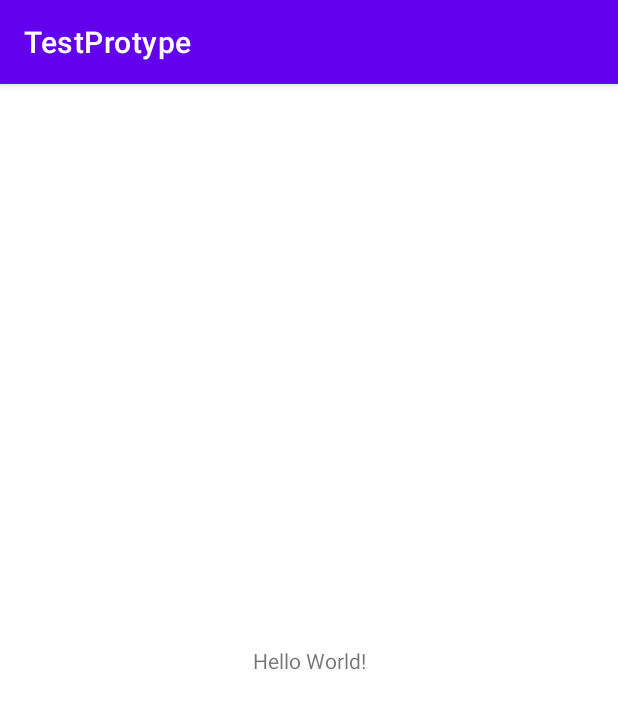
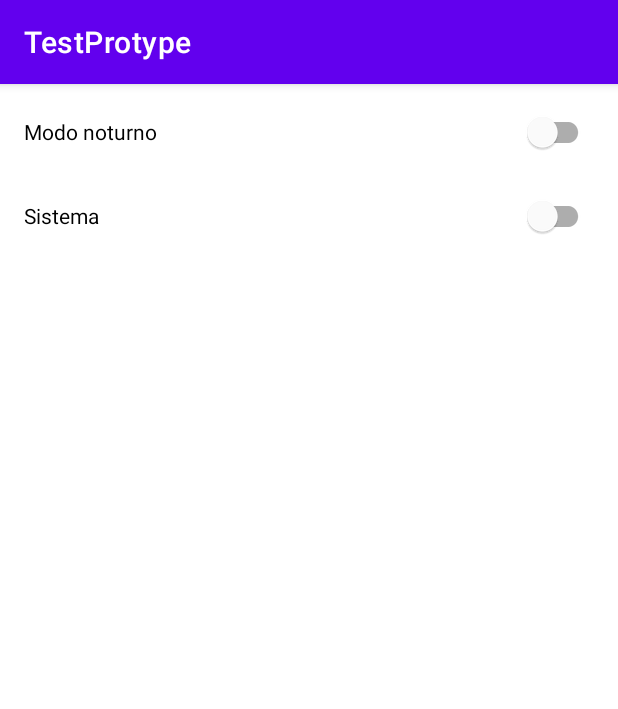
Before and after one commit to TomazSouza/TestProtype, an Android app: the screen it shows after launch (MainActivity), on a phone screen of 412 x 824 dp. Shown: the top 709 px of the screen. Run offline under Robolectric (Android 15) with nearby library versions, the phone set to English and light mode, and no system bars.

```diff
--- a/app/build.gradle
+++ b/app/build.gradle
@@ -4,6 +4,7 @@ plugins {
 
 android {
     compileSdk 32
+    buildToolsVersion '32.0.0'
 
     defaultConfig {
         applicationId "br.com.promobit.testprotype"
@@ -29,19 +30,6 @@ android {
         targetCompatibility JavaVersion.VERSION_1_8
     }
 
-//    productFlavors {
-//        regular {}
-//
-//        demo {
-//            applicationIdSuffix = ".demo"
-//        }
-//
-//        winter {
-//            applicationId "br.com.promobit.wintertestprotype"
-//            versionCode 1
-//            versionName "1.0.0"
-//        }
-//    }
 }
 
 dependencies {
--- a/app/src/main/java/br/com/promobit/testprotype/MainActivity.java
+++ b/app/src/main/java/br/com/promobit/testprotype/MainActivity.java
@@ -1,8 +1,13 @@
 package br.com.promobit.testprotype;
 
 import androidx.appcompat.app.AppCompatActivity;
+import androidx.appcompat.app.AppCompatDelegate;
 
 import android.os.Bundle;
+import android.widget.CompoundButton;
+import android.widget.Toast;
+
+import com.google.android.material.switchmaterial.SwitchMaterial;
 
 public class MainActivity extends AppCompatActivity {
 
@@ -10,5 +15,20 @@ public class MainActivity extends AppCompatActivity {
     protected void onCreate(Bundle savedInstanceState) {
         super.onCreate(savedInstanceState);
         setContentView(R.layout.activity_main);
+
+        SwitchMaterial sw1 = findViewById(R.id.switch1);
+        SwitchMaterial sw2 = findViewById(R.id.switch2);
+
+        sw1.setOnCheckedChangeListener((compoundButton, checked) -> {
+            Toast.makeText(getApplicationContext(), "Switch1 " + checked, Toast.LENGTH_SHORT).show();
+
+            sw2.setEnabled(!checked);
+        });
+
+
+        sw2.setOnCheckedChangeListener((compoundButton, checked) -> {
+            Toast.makeText(getApplicationContext(), "Switch2 " + checked, Toast.LENGTH_SHORT).show();
+            sw1.setEnabled(!checked);
+        });
     }
 }
--- a/app/src/main/res/layout/activity_main.xml
+++ b/app/src/main/res/layout/activity_main.xml
@@ -1,18 +1,31 @@
 <?xml version="1.0" encoding="utf-8"?>
-<androidx.constraintlayout.widget.ConstraintLayout xmlns:android="http://schemas.android.com/apk/res/android"
-    xmlns:app="http://schemas.android.com/apk/res-auto"
+<LinearLayout xmlns:android="http://schemas.android.com/apk/res/android"
     xmlns:tools="http://schemas.android.com/tools"
     android:layout_width="match_parent"
     android:layout_height="match_parent"
+    android:orientation="vertical"
     tools:context=".MainActivity">
 
-    <TextView
-        android:layout_width="wrap_content"
+    <com.google.android.material.switchmaterial.SwitchMaterial
+        android:id="@+id/switch1"
+        android:layout_width="match_parent"
         android:layout_height="wrap_content"
-        android:text="Hello World!"
-        app:layout_constraintBottom_toBottomOf="parent"
-        app:layout_constraintEnd_toEndOf="parent"
-        app:layout_constraintStart_toStartOf="parent"
-        app:layout_constraintTop_toTopOf="parent" />
+        android:paddingStart="16dp"
+        android:paddingEnd="16dp"
+        android:text="Modo noturno"
+        android:layout_marginTop="8dp"
+        tools:layout_editor_absoluteX="18dp"
+        tools:layout_editor_absoluteY="28dp" />
 
-</androidx.constraintlayout.widget.ConstraintLayout>
+    <com.google.android.material.switchmaterial.SwitchMaterial
+        android:id="@+id/switch2"
+        android:layout_width="match_parent"
+        android:layout_height="wrap_content"
+        android:layout_marginTop="8dp"
+        android:paddingStart="16dp"
+        android:paddingEnd="16dp"
+        android:text="Sistema"
+        tools:layout_editor_absoluteX="18dp"
+        tools:layout_editor_absoluteY="28dp" />
+
+</LinearLayout>
```
